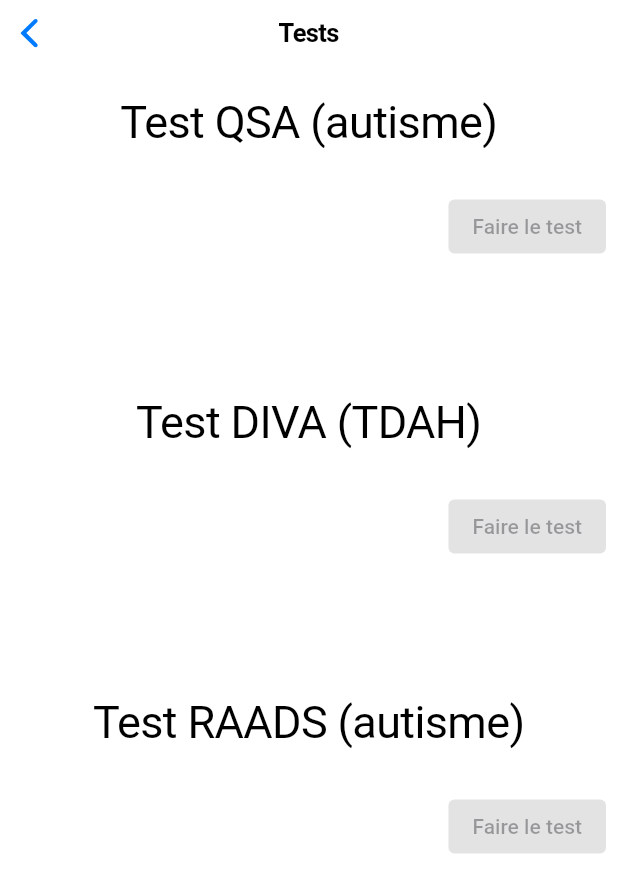
After one commit to hugopanel/helpist, a Flutter app: the TestMenu screen opened directly, on a phone screen of 412 x 824 dp. The commit adds this screen. Shown: the top 893 px of the screen. Run offline on Flutter 3.47's test engine with Material 2 defaults, Android fonts, the phone set to English and light mode, and no system bars.

```diff
--- a/lib/main.dart
+++ b/lib/main.dart
@@ -1,5 +1,6 @@
 import 'package:flutter/material.dart';
 import 'package:flutter/cupertino.dart';
+import 'package:helpist/testMenu.dart';
 
 import 'accueil.dart';
 import 'calendrier.dart';
@@ -29,7 +30,9 @@ class MyHomePage extends StatefulWidget {
 class _MyHomePageState extends State<MyHomePage> {
   List<Widget> _tabs = [
     Accueil(title: "Accueil"),
-    Calendrier(title: "Calendrier")
+    Calendrier(title: "Calendrier"),
+    //Tache(title: "Tâches"),
+    TestMenu(title: "Tests")
   ];
 
   @override
@@ -39,8 +42,8 @@ class _MyHomePageState extends State<MyHomePage> {
           BottomNavigationBarItem(icon: Icon(Icons.home), label: 'Accueil'),
           BottomNavigationBarItem(
               icon: Icon(Icons.calendar_today_rounded), label: 'Calendrier'),
-          BottomNavigationBarItem(
-              icon: Icon(Icons.check_rounded), label: 'Tâches'),
+          //BottomNavigationBarItem(
+              //icon: Icon(Icons.check_rounded), label: 'Tâches'),
           BottomNavigationBarItem(
               icon: Icon(Icons.bar_chart_rounded), label: 'Tests'),
           BottomNavigationBarItem(
@@ -55,6 +58,7 @@ class _MyHomePageState extends State<MyHomePage> {
   }
 
 }
+
 
 // TODO: Se renseigner sur les States.
 class CupertinoPage extends StatelessWidget {
--- /dev/null
+++ b/lib/testMenu.dart
@@ -0,0 +1,91 @@
+import 'package:flutter/cupertino.dart';
+import 'package:flutter/material.dart';
+import 'package:flutter_test/flutter_test.dart';
+
+import 'package:helpist/main.dart';
+
+
+class TestMenu extends StatelessWidget {
+  const TestMenu({Key? key, required this.title}) : super(key: key);
+  final String title;
+
+  @override
+  Widget build(BuildContext context) {
+    return CupertinoPageScaffold(
+        navigationBar: CupertinoNavigationBar(
+          middle: Text(title),
+        ),
+      child: ListView(
+          children: <Widget>[
+          Container(
+          height: 200.0,
+          child: Column(
+            children: [
+              const Padding(
+                padding: EdgeInsets.all(20),
+                child: Text(
+                  "Test QSA (autisme)",
+                  style: TextStyle(fontSize: 30.0),
+                ),
+              ),
+              const ButtonBar(
+                children: [
+                  ElevatedButton(
+                      child: Text("Faire le test"),
+                      onPressed: null
+                  )
+                ],
+              )
+            ]
+        ),
+    ),
+            Container(
+                height: 200.0,
+                child: Column(
+                    children: [
+                      const Padding(
+                        padding: EdgeInsets.all(20),
+                        child: Text(
+                          "Test DIVA (TDAH)",
+                          style: TextStyle(fontSize: 30.0),
+                        ),
+                      ),
+                      const ButtonBar(
+                        children: [
+                          ElevatedButton(
+                              child: Text("Faire le test"),
+                              onPressed: null
+                          )
+                        ],
+                      )
+                    ]
+                )
+            ),
+            Container(
+                height: 200.0,
+                child: Column(
+                    children: [
+                      const Padding(
+                        padding: EdgeInsets.all(20),
+                        child: Text(
+                          "Test RAADS (autisme)",
+                          style: TextStyle(fontSize: 30.0),
+                        ),
+                      ),
+                      const ButtonBar(
+                        children: [
+                          ElevatedButton(
+                              child: Text("Faire le test"),
+                              onPressed: null
+                          )
+                        ],
+                      )
+                    ]
+                )
+            )
+          ]
+    )
+    );
+    throw UnimplementedError();
+  }
+}
```
Also changed, not shown: lib/testDIVA.dart (added, +88 -0 lines), 1 other file.
